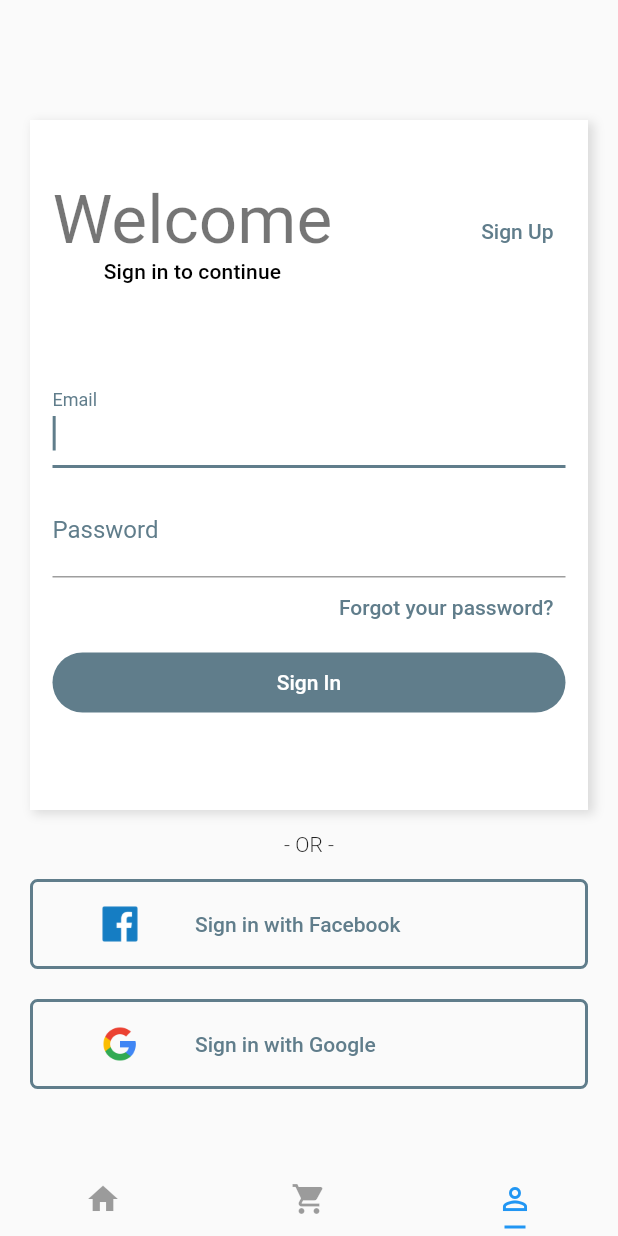
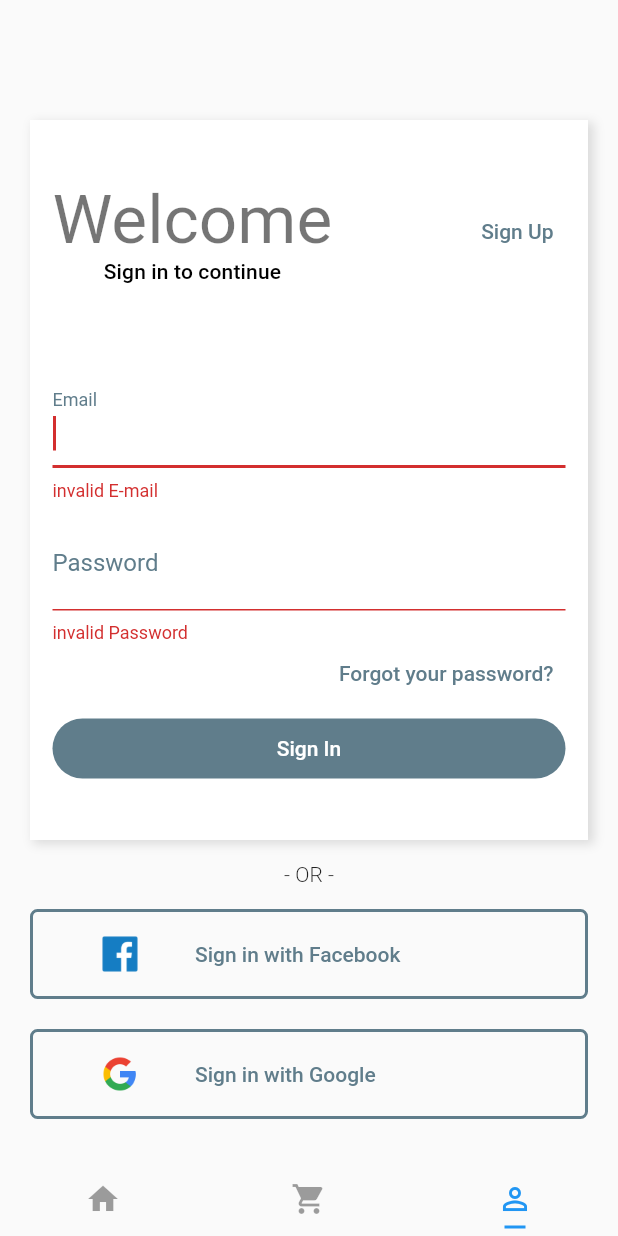
Before and after one commit to MiltonQuirino/shopping, a Flutter app: the screen it shows after launch, item 3 of the bottom bar chosen, after a tap on "Sign In", on a phone screen of 412 x 824 dp. Run offline on Flutter 3.47's test engine with Material 2 defaults, Android fonts, the phone set to English and light mode, and no system bars; our stand-ins replace carousel_slider; network calls fail.

```diff
--- a/lib/pages/login.page.dart
+++ b/lib/pages/login.page.dart
@@ -1,9 +1,10 @@
 import 'package:flutter/material.dart';
-import 'package:shopping/pages/home.page.dart';
 import 'package:shopping/pages/signup.page.dart';
 
 class LoginPage extends StatelessWidget {
-  const LoginPage({Key? key}) : super(key: key);
+  final _formKey = GlobalKey<FormState>();
+  late String? _email;
+  late String? _password;
 
   @override
   Widget build(BuildContext context) {
@@ -16,10 +17,12 @@ class LoginPage extends StatelessWidget {
             right: 20,
             bottom: 40,
           ),
+          child: Form(
+            key: _formKey,
             child: Column(
               children: <Widget>[
                 Container(
-                height: 460,
+                  height: 480,
                   decoration: BoxDecoration(
                     color: Theme.of(context).colorScheme.secondary,
                     boxShadow: [
@@ -47,7 +50,8 @@ class LoginPage extends StatelessWidget {
                               children: <Widget>[
                                 Text(
                                   "Welcome",
-                                style: Theme.of(context).textTheme.displaySmall,
+                                  style:
+                                      Theme.of(context).textTheme.displaySmall,
                                 ),
                                 Text(
                                   "Sign in to continue",
@@ -88,7 +92,15 @@ class LoginPage extends StatelessWidget {
                           ),
                           style: TextStyle(
                             fontSize: 20,
-                            color: Theme.of(context).colorScheme.primary),
+                            color: Theme.of(context).colorScheme.primary,
+                          ),
+                          validator: (value) {
+                            if (value == null || value.isEmpty) {
+                              return 'invalid E-mail';
+                            }
+                            return null;
+                          },
+                          onSaved: (input) => _email = input,
                         ),
                         SizedBox(
                           height: 10,
@@ -107,6 +119,13 @@ class LoginPage extends StatelessWidget {
                           style: TextStyle(
                             fontSize: 20,
                           ),
+                          validator: (value) {
+                            if (value == null || value.isEmpty) {
+                              return 'invalid Password';
+                            }
+                            return null;
+                          },
+                          onSaved: (input) => _password = input,
                         ),
                         Container(
                           height: 40,
@@ -131,7 +150,21 @@ class LoginPage extends StatelessWidget {
                           ),
                           height: 40,
                           child: TextButton(
-                          onPressed: () {},
+                            onPressed: () {
+                              if (_formKey.currentState!.validate()) {
+                                _formKey.currentState!.save();
+
+                                ScaffoldMessenger.of(context)
+                                    .showSnackBar(SnackBar(
+                                  content: Text('Welcome, $_email'),
+                                  duration: const Duration(seconds: 1),
+                                  // action: SnackBarAction(
+                                  //   label: 'ACTION',
+                                  //   onPressed: () {},
+                                  // ),
+                                ));
+                              }
+                            },
                             child: Text(
                               "Sign In",
                               style: TextStyle(
@@ -195,7 +228,8 @@ class LoginPage extends StatelessWidget {
                   height: 60,
                   decoration: BoxDecoration(
                     border: Border.all(
-                      width: 2.0, color: Theme.of(context).colorScheme.primary),
+                        width: 2.0,
+                        color: Theme.of(context).colorScheme.primary),
                     borderRadius: BorderRadius.all(
                       Radius.circular(5),
                     ),
@@ -219,6 +253,7 @@ class LoginPage extends StatelessWidget {
             ),
           ),
         ),
+      ),
     );
   }
 }
```
Also changed, not shown: lib/pages/cart.page.dart (+4 -3 lines). Lines whose indentation alone changed are shown as unchanged.
